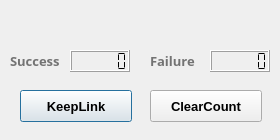
Before: the Qt Designer form qlinkkeeper.ui in Zalafina/QLinkKeeper, drawn with Qt 5.
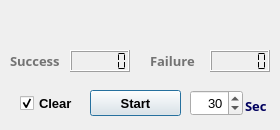
After: the same form once the commit is applied.

Commit message: Add ping command & cycle timer.

```diff
--- a/qlinkkeeper.ui
+++ b/qlinkkeeper.ui
@@ -7,7 +7,7 @@
     <x>0</x>
     <y>0</y>
     <width>280</width>
-    <height>140</height>
+    <height>130</height>
    </rect>
   </property>
   <property name="sizePolicy">
@@ -19,13 +19,13 @@
   <property name="minimumSize">
    <size>
     <width>280</width>
-    <height>140</height>
+    <height>130</height>
    </size>
   </property>
   <property name="maximumSize">
    <size>
     <width>280</width>
-    <height>140</height>
+    <height>130</height>
    </size>
   </property>
   <property name="windowTitle">
@@ -132,10 +132,10 @@
   <widget class="QPushButton" name="startButton">
    <property name="geometry">
     <rect>
-     <x>20</x>
+     <x>90</x>
      <y>90</y>
-     <width>112</width>
-     <height>32</height>
+     <width>91</width>
+     <height>26</height>
     </rect>
    </property>
    <property name="font">
@@ -146,7 +146,7 @@
     </font>
    </property>
    <property name="text">
-    <string>KeepLink</string>
+    <string>Start</string>
    </property>
    <property name="autoDefault">
     <bool>false</bool>
@@ -155,27 +155,78 @@
     <bool>true</bool>
    </property>
   </widget>
-  <widget class="QPushButton" name="clearCountButton">
+  <widget class="QSpinBox" name="cycleTimeSpinBox">
    <property name="geometry">
     <rect>
-     <x>150</x>
+     <x>190</x>
      <y>90</y>
-     <width>112</width>
-     <height>32</height>
+     <width>53</width>
+     <height>26</height>
     </rect>
    </property>
    <property name="font">
     <font>
      <pointsize>10</pointsize>
+    </font>
+   </property>
+   <property name="alignment">
+    <set>Qt::AlignRight|Qt::AlignTrailing|Qt::AlignVCenter</set>
+   </property>
+   <property name="minimum">
+    <number>1</number>
+   </property>
+   <property name="maximum">
+    <number>9000</number>
+   </property>
+   <property name="value">
+    <number>30</number>
+   </property>
+  </widget>
+  <widget class="QLabel" name="labelSecond">
+   <property name="geometry">
+    <rect>
+     <x>245</x>
+     <y>93</y>
+     <width>24</width>
+     <height>26</height>
+    </rect>
+   </property>
+   <property name="font">
+    <font>
+     <family>宋体</family>
+     <pointsize>10</pointsize>
      <weight>75</weight>
      <bold>true</bold>
     </font>
    </property>
+   <property name="frameShape">
+    <enum>QFrame::NoFrame</enum>
+   </property>
    <property name="text">
-    <string>ClearCount</string>
+    <string>&lt;html&gt;&lt;head/&gt;&lt;body&gt;&lt;p&gt;&lt;span style=&quot; color:#00005e;&quot;&gt;Sec&lt;/span&gt;&lt;/p&gt;&lt;/body&gt;&lt;/html&gt;</string>
    </property>
-   <property name="autoDefault">
-    <bool>false</bool>
+  </widget>
+  <widget class="QCheckBox" name="clearCheckBox">
+   <property name="geometry">
+    <rect>
+     <x>20</x>
+     <y>90</y>
+     <width>61</width>
+     <height>26</height>
+    </rect>
+   </property>
+   <property name="font">
+    <font>
+     <pointsize>10</pointsize>
+     <weight>75</weight>
+     <bold>true</bold>
+    </font>
+   </property>
+   <property name="text">
+    <string>Clear</string>
+   </property>
+   <property name="checked">
+    <bool>true</bool>
    </property>
   </widget>
  </widget>
```
Left out of the diff: 2 changed lines with no effect on the pictures. The commit also changes 4 other files.
